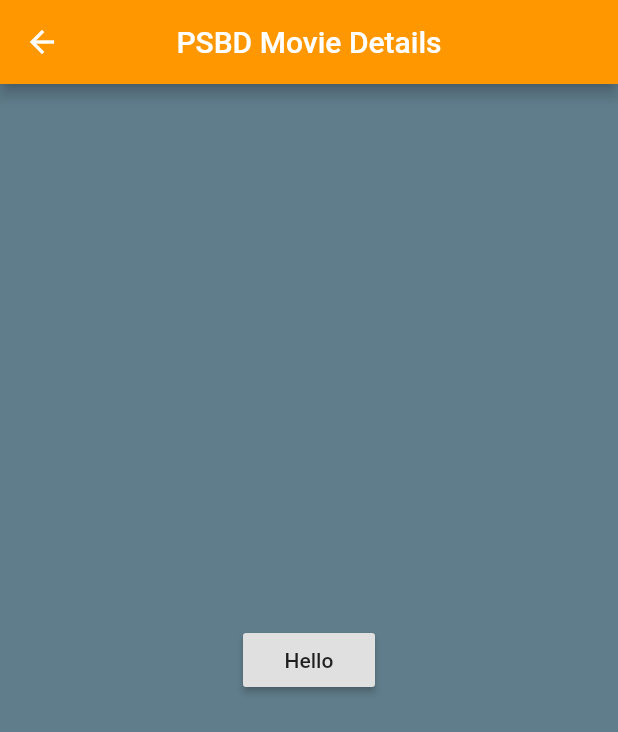
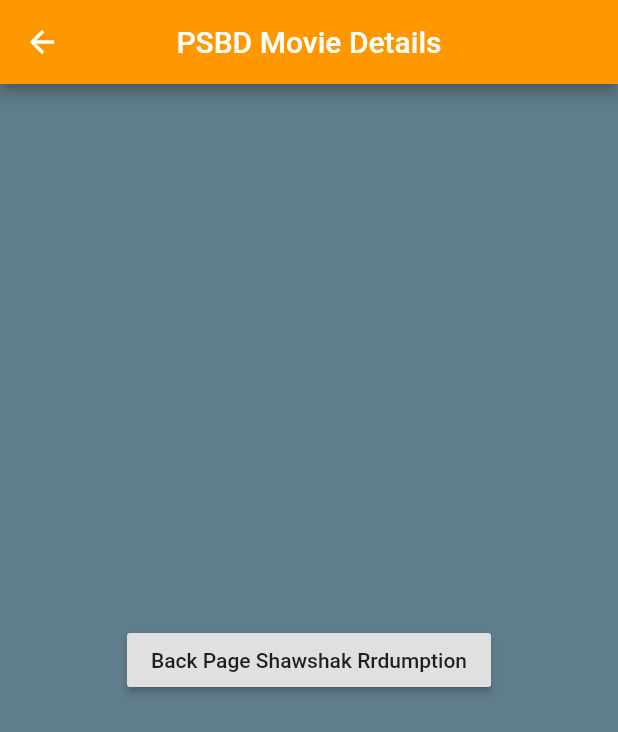
Before and after one commit to sanyhmahadi/MovieApp, a Flutter app: the screen it shows after launch, after a tap on an icon or button, on a phone screen of 412 x 824 dp. Shown: the top 732 px of the screen. Run offline on Flutter 3.47's test engine with Material 2 defaults, Android fonts, the phone set to English and light mode, and no system bars.

Commit message:
Back to main route from stateless widget

```diff
--- a/lib/ui/home.dart
+++ b/lib/ui/home.dart
@@ -58,8 +58,12 @@ class _MovieAppState extends State<MovieApp> {
               title: Text(movies[index]),
               subtitle: Text("Details"),
               onTap: () {
-                Navigator.push(context,
-                    MaterialPageRoute(builder: (context) => MovieApp2ndpage()));
+                Navigator.push(
+                    context,
+                    MaterialPageRoute(
+                        builder: (context) => MovieApp2ndpage(
+                              movieName: movies.elementAt(index),
+                            )));
               },
               //onTap: () => debugPrint("Movie Name: ${movies.elementAt(index)}"),
             ),
@@ -70,12 +74,11 @@ class _MovieAppState extends State<MovieApp> {
   }
 }
 
-class MovieApp2ndpage extends StatefulWidget {
-  @override
-  _MovieApp2ndpageState createState() => _MovieApp2ndpageState();
-}
+class MovieApp2ndpage extends StatelessWidget {
+  final String movieName;
 
-class _MovieApp2ndpageState extends State<MovieApp2ndpage> {
+  const MovieApp2ndpage({Key key, this.movieName}) : super(key: key);
+
   @override
   Widget build(BuildContext context) {
     return Scaffold(
@@ -88,9 +91,10 @@ class _MovieApp2ndpageState extends State<MovieApp2ndpage> {
       body: Center(
         child: Container(
           child: RaisedButton(
-            child: Text("Hello"),
-            onPressed: () {},
-          ),
+              child: Text("Back Page ${this.movieName}"),
+              onPressed: () {
+                Navigator.pop(context);
+              }),
         ),
       ),
     );
```
